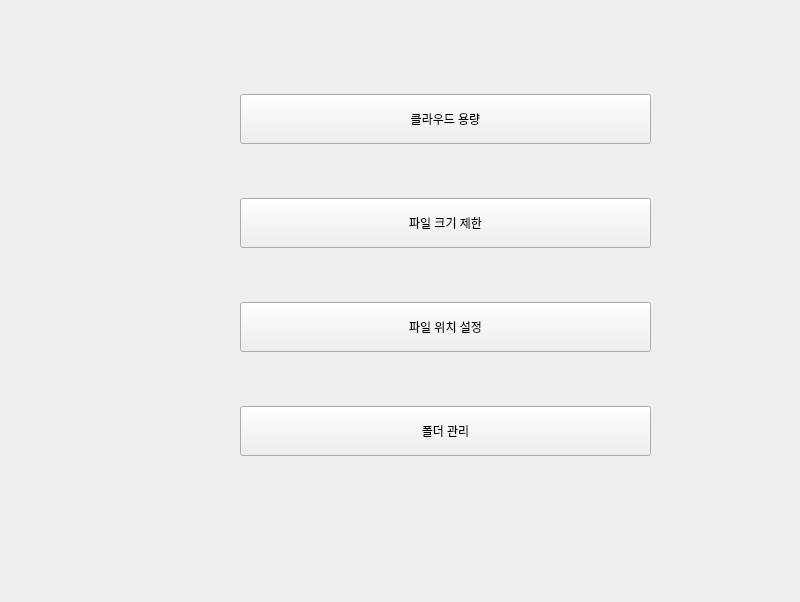
This is source/designer_ui/file_settings.ui in Leedonggeon123/save as Qt 5 draws it before an edit. The edited form follows.
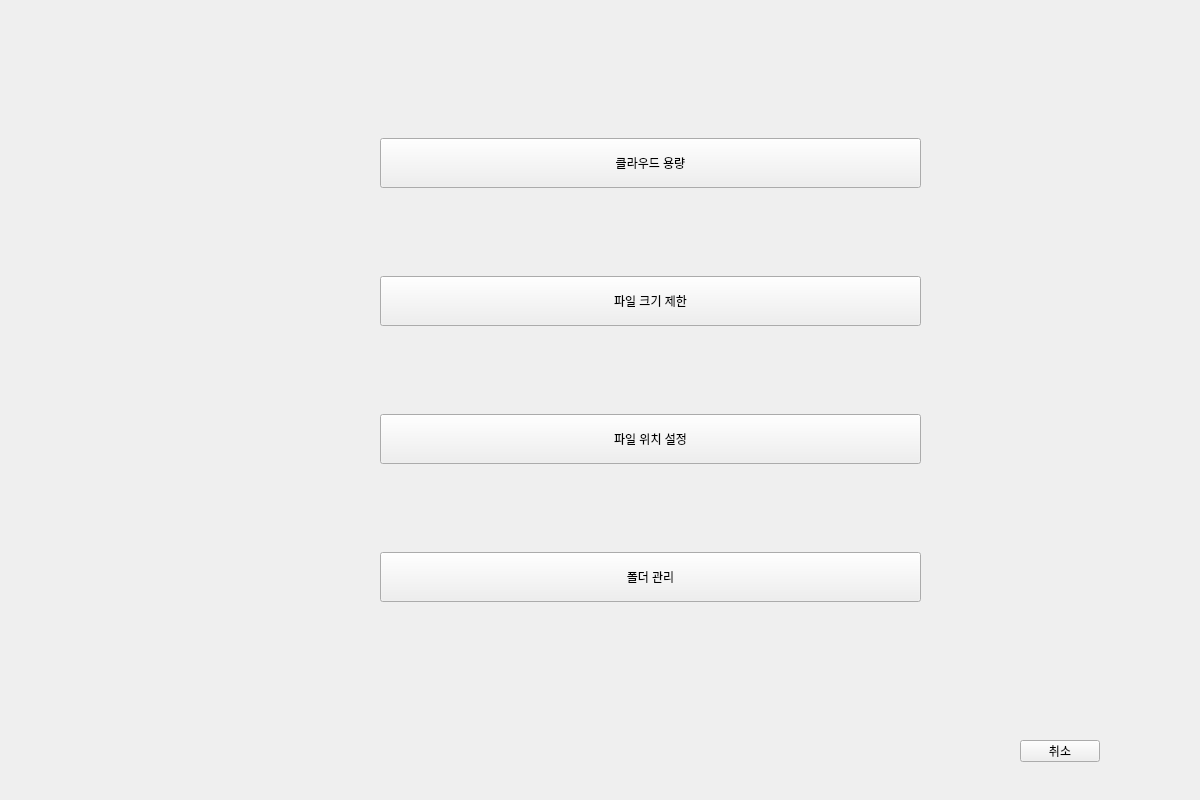
This is the edited form. Icons and pictures are not drawn.

Commit message: 파일 부분 gui 한 화면에 연결

Diff of the .ui file:
```diff
--- a/source/designer_ui/file_settings.ui
+++ b/source/designer_ui/file_settings.ui
@@ -6,8 +6,8 @@
    <rect>
     <x>0</x>
     <y>0</y>
-    <width>800</width>
-    <height>602</height>
+    <width>1200</width>
+    <height>800</height>
    </rect>
   </property>
   <property name="windowTitle">
@@ -16,10 +16,10 @@
   <widget class="QWidget" name="verticalLayoutWidget">
    <property name="geometry">
     <rect>
-     <x>240</x>
-     <y>70</y>
-     <width>411</width>
-     <height>411</height>
+     <x>380</x>
+     <y>80</y>
+     <width>541</width>
+     <height>581</height>
     </rect>
    </property>
    <layout class="QVBoxLayout" name="verticalLayout">
@@ -92,10 +92,10 @@
   <widget class="QWidget" name="verticalLayoutWidget_2">
    <property name="geometry">
     <rect>
-     <x>120</x>
-     <y>70</y>
-     <width>121</width>
-     <height>411</height>
+     <x>220</x>
+     <y>80</y>
+     <width>161</width>
+     <height>581</height>
     </rect>
    </property>
    <layout class="QVBoxLayout" name="verticalLayout_2">
@@ -180,6 +180,19 @@
     </item>
    </layout>
   </widget>
+  <widget class="QPushButton" name="cancel_btn">
+   <property name="geometry">
+    <rect>
+     <x>1020</x>
+     <y>740</y>
+     <width>80</width>
+     <height>22</height>
+    </rect>
+   </property>
+   <property name="text">
+    <string>취소</string>
+   </property>
+  </widget>
  </widget>
  <tabstops>
   <tabstop>cloud_storage_btn</tabstop>
```
The commit also changes 6 other files.
